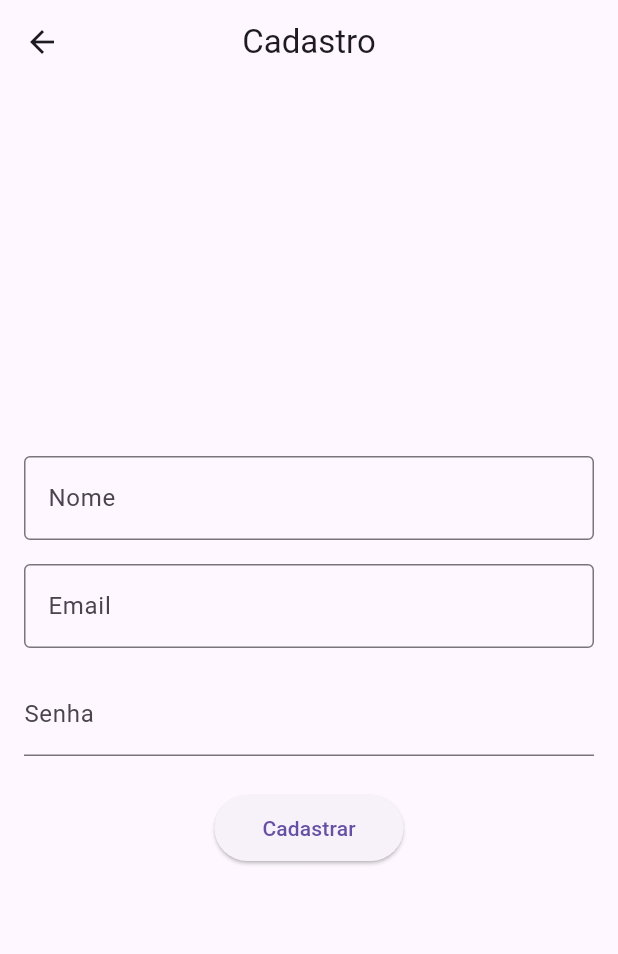
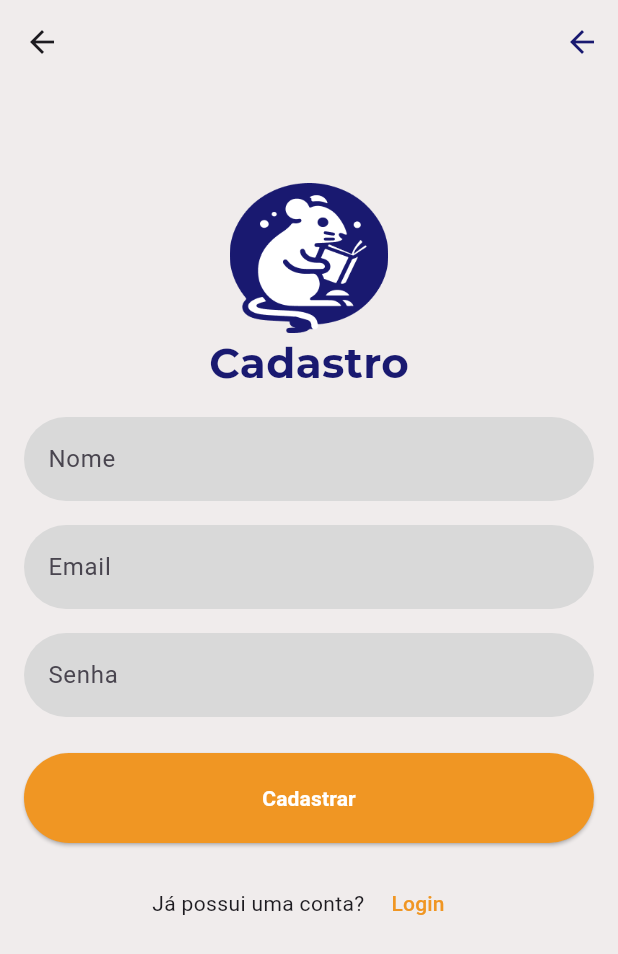
Before and after one commit to notsogreatdavi/DSI-2024.2, a Flutter app: the CadastroPage screen opened by its route, on a phone screen of 412 x 824 dp. Shown: the top 954 px of the screen. Run offline on Flutter 3.47's test engine with Material 3 defaults, Android fonts, the phone set to English and light mode, and no system bars; our stand-ins replace supabase_flutter; accounts and stored records are empty.

Commit message:
Atualizei o estilo da de cadastro

```diff
--- a/flutter_application_1/lib/src/features/cadastro/cadastro_screen.dart
+++ b/flutter_application_1/lib/src/features/cadastro/cadastro_screen.dart
@@ -1,5 +1,6 @@
 import 'package:flutter/material.dart';
 import 'package:supabase_flutter/supabase_flutter.dart';
+import 'package:flutter_application_1/src/common/constants/app_colors.dart';
 
 class CadastroPage extends StatefulWidget {
   @override
@@ -10,7 +11,6 @@
   final TextEditingController _nomeController = TextEditingController();
   final TextEditingController _emailController = TextEditingController();
   final TextEditingController _senhaController = TextEditingController();
-
   final SupabaseClient _supabase = Supabase.instance.client;
 
   Future<void> _cadastrar() async {
@@ -57,56 +57,139 @@
   @override
   Widget build(BuildContext context) {
     return Scaffold(
+      backgroundColor: AppColors.branco,
         appBar: AppBar(
-        title: Text('Cadastro'),
+        title: Text(''),
         centerTitle: true,
+        backgroundColor: AppColors.branco,
+        actions: [
+          IconButton(
+            icon: Icon(Icons.arrow_back),
+            color: AppColors.azulEscuro,
+            onPressed: () {
+              Navigator.pushReplacementNamed(context, '/onboarding');
+            },
           ),
-      body: Padding(
+        ]
+      ),
+      body: SingleChildScrollView(
+        child: Padding(
           padding: const EdgeInsets.all(16.0),
           child: Column(
-          mainAxisAlignment: MainAxisAlignment.center,
+            crossAxisAlignment: CrossAxisAlignment.center,
             children: [
+              // Logo do rato azul e texto "Cadastro" no topo
+              Column(
+                children: [
+                  SizedBox(height: 50), // Espaço para empurrar a logo e o texto para cima
+                  SizedBox(
+                    height: 100, // Ajuste o tamanho conforme necessário
+                    child: Image.asset('assets/images/RatoBrancoFundoAzul.png'), // Substitua pelo caminho da sua logo
+                  ),
+                  Text(
+                    'Cadastro',
+                    style: TextStyle(
+                      color: AppColors.azulEscuro,
+                      fontSize: 28, // Aumente o tamanho da fonte conforme necessário
+                      fontFamily: 'Montserrat', // Defina a fonte Montserrat
+                      fontWeight: FontWeight.bold,
+                    ),
+                  ),
+                  SizedBox(height: 16),
+                ],
+              ),
+
+              // Campo de nome
               TextField(
                 controller: _nomeController,
                 decoration: InputDecoration(
                   labelText: 'Nome',
-                border: OutlineInputBorder(),
+                  border: OutlineInputBorder(
+                    borderRadius: BorderRadius.circular(30.0),
+                    borderSide: BorderSide.none,
+                  ),
+                  filled: true,
+                  fillColor: AppColors.cinzaClaro,
                 ),
               ),
               SizedBox(height: 16),
+
+              // Campo de email
               TextField(
                 controller: _emailController,
                 decoration: InputDecoration(
                   labelText: 'Email',
-                border: OutlineInputBorder(),
+                  hintText: 'exemplo@dominio.com',
+                  border: OutlineInputBorder(
+                    borderRadius: BorderRadius.circular(30.0),
+                    borderSide: BorderSide.none,
+                  ),
+                  filled: true,
+                  fillColor: AppColors.cinzaClaro,
                 ),
               ),
               SizedBox(height: 16),
+
+              // Campo de senha
               TextField(
                 controller: _senhaController,
                 decoration: InputDecoration(
                   labelText: 'Senha',
-                border: OutlineInputOutline(),
+                  border: OutlineInputBorder(
+                    borderRadius: BorderRadius.circular(30.0),
+                    borderSide: BorderSide.none,
+                  ),
+                  filled: true,
+                  fillColor: AppColors.cinzaClaro,
                 ),
                 obscureText: true,
               ),
               SizedBox(height: 24),
-            ElevatedButton(
+
+              // Botão de cadastro
+              SizedBox(
+                width: double.infinity,
+                child: ElevatedButton(
                   onPressed: _cadastrar,
-              child: Text('Cadastrar'),
                   style: ElevatedButton.styleFrom(
-                padding: EdgeInsets.symmetric(horizontal: 32, vertical: 12),
+                    backgroundColor: AppColors.laranja,
+                    padding: EdgeInsets.symmetric(horizontal: 32, vertical: 20), // Aumenta a altura do botão
+                  ),
+                  child: Text(
+                    'Cadastrar',
+                    style: TextStyle(
+                      color: Colors.white,
+                      fontWeight: FontWeight.bold,
+                    ),
+                  ),
+                ),
+              ),
+              SizedBox(height: 16),
+
+              // Linha e texto "Já possui uma conta? Login"
+              Row(
+                mainAxisAlignment: MainAxisAlignment.center,
+                children: [
+                  Text('Já possui uma conta? '),
+                  TextButton(
+                    onPressed: () {
+                      Navigator.pushReplacementNamed(context, '/login');
+                    },
+                    child: Text(
+                      'Login',
+                      style: TextStyle(color: AppColors.laranja),
                     ),
                   ),
                 ],
+              ),
+            ],
+          ),
         ),
       ),
     );
   }
 }
 
-OutlineInputOutline() {}
-
 extension on AuthResponse {
   get error => null;
 }
```
Lines whose indentation alone changed are shown as unchanged.
